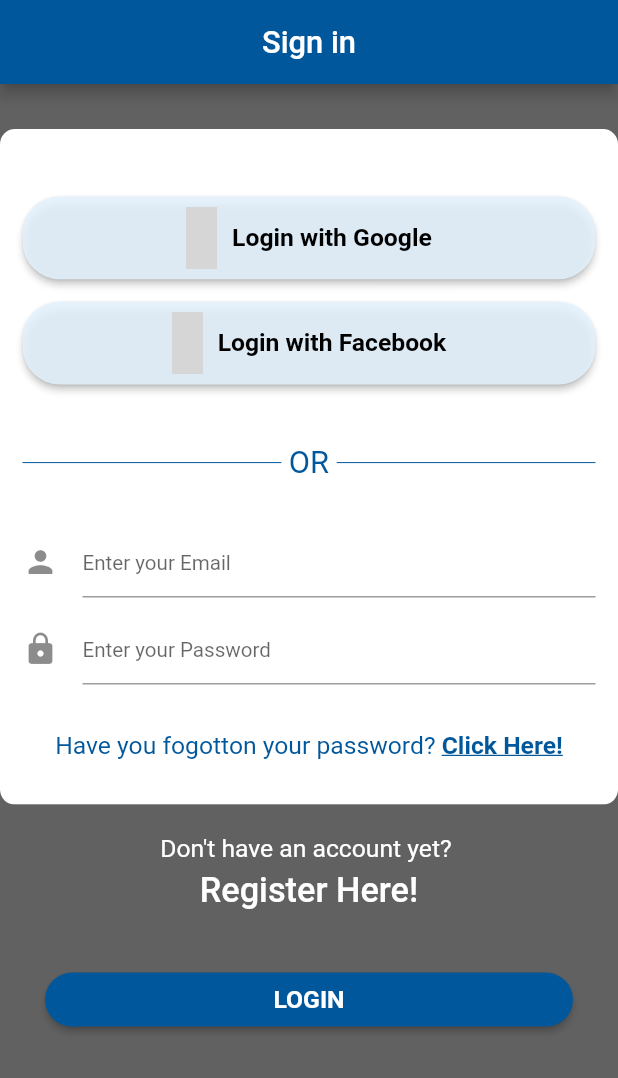
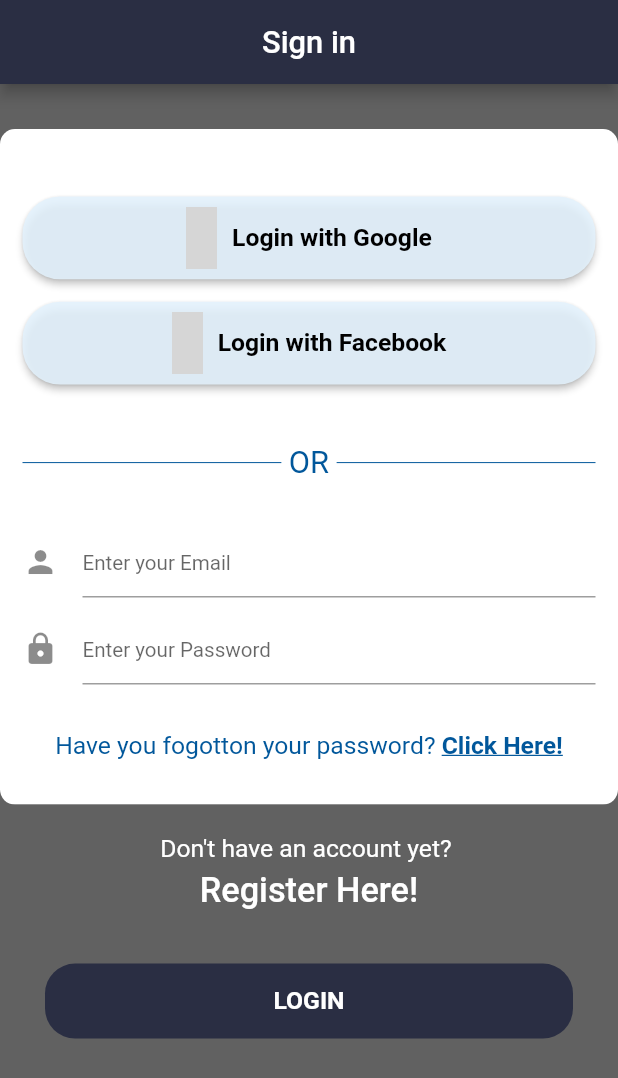
Before and after one commit to FixMe-Application/FixMe, a Flutter app: the screen it shows after launch, on a phone screen of 412 x 824 dp. Shown: the top 1078 px of the screen. Run offline on Flutter 3.47's test engine with Material 2 defaults, Android fonts, the phone set to English and light mode, and no system bars; our stand-ins replace firebase_auth, firebase_core, flutter_credit_card, flutter_rating_bar, flutter_spinkit, geolocator and 2 more; missing offline and left inert: flutter_dialogflow, flutter_facebook_login, google_map_polyline; accounts and stored records are empty; project files that could hold a hidden picture were left out; grey boxes are pictures that could not be loaded.

Commit message:
Changed color theme for login page and modified login button to 'TextButton' From 'RaisedButton'

```diff
--- a/lib/widgets/authentication/Login/Login.dart
+++ b/lib/widgets/authentication/Login/Login.dart
@@ -31,7 +31,7 @@ class _LoginState extends State<Login> {
             fontSize: SizeConfig.screenWidth / 20,
           ),
         ),
-        backgroundColor: Colors.lightBlue[900],
+        backgroundColor: Color(0xff2a2e43),
         centerTitle: true,
       ),
       body: new Stack(children: <Widget>[
@@ -285,10 +285,16 @@ class _LoginState extends State<Login> {
             ),
             Container(
               margin: EdgeInsets.symmetric(horizontal: 30, vertical: 5),
-              child: new RaisedButton(
-                padding: EdgeInsets.symmetric(horizontal: 150, vertical: 5),
-                shape: RoundedRectangleBorder(
-                    borderRadius: BorderRadius.circular(25.0)),
+              child: new TextButton(
+                style: TextButton.styleFrom(
+                  primary: Colors.white,
+                  backgroundColor: Color(0xff2a2e43),
+                  onSurface: Colors.grey,
+                  minimumSize: Size(100.0, 50.0),
+                  shape: const RoundedRectangleBorder(
+                    borderRadius: BorderRadius.all(Radius.circular(20.0)),
+                  ),
+                ),
                 onPressed: () async {
                   if (_formKey.currentState.validate()) {
                     dynamic result =
@@ -300,7 +306,6 @@ class _LoginState extends State<Login> {
                     }
                   }
                 },
-                color: Colors.lightBlue[900],
                 child: new Text(
                   "LOGIN",
                   style: new TextStyle(
```
